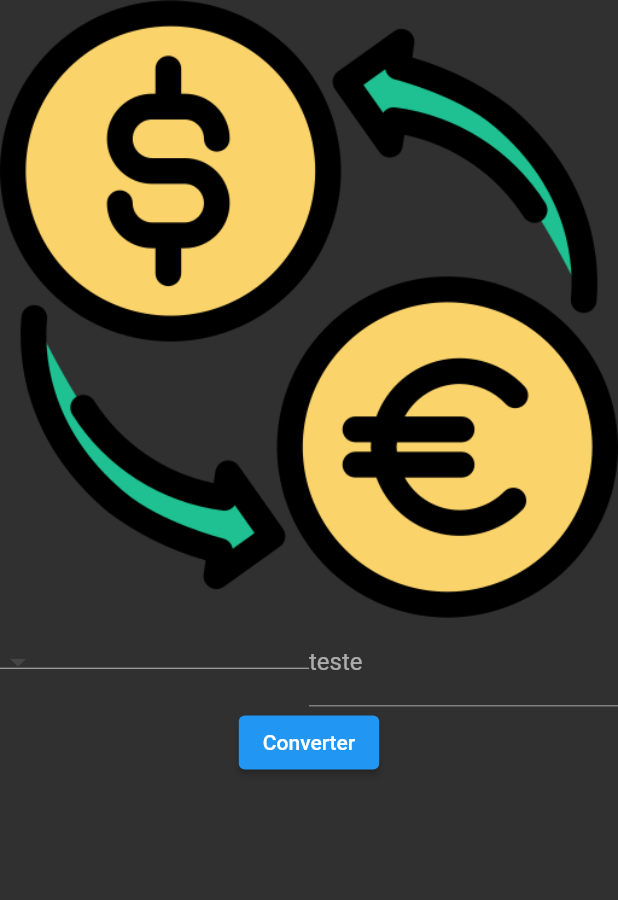
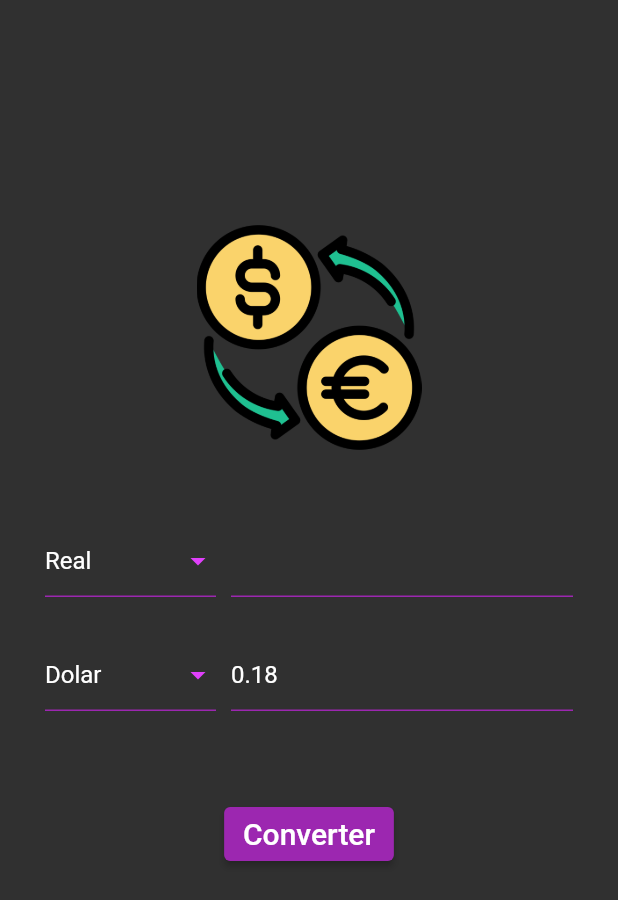
Before and after one commit to Brunoazzireluto/currency_converter, a Flutter app: the screen it shows after launch, after a tap on "Converter", on a phone screen of 412 x 824 dp. Shown: the top 900 px of the screen. Run offline on Flutter 3.47's test engine with Material 2 defaults, Android fonts, the phone set to English and light mode, and no system bars; Roboto replaces fonts that are missing (Yeon Sung).

Commit message:
adding control model and finalizing APP

```diff
--- /dev/null
+++ b/lib/app/components/currenty_line.dart
@@ -0,0 +1,49 @@
+import 'package:currency_converter/app/models/currency_model.dart';
+import 'package:flutter/material.dart';
+
+class CurrencyBox extends StatelessWidget {
+
+  final List<CurrencyModel> items;
+  final CurrencyModel selectedItem;
+  final TextEditingController controller;
+  final void Function(CurrencyModel ?)? onChanged;
+
+  const CurrencyBox({Key? key, required this.items,  required this.controller, required this.onChanged, required this.selectedItem}) : super(key: key);
+
+  @override
+  Widget build(BuildContext context) {
+    return Row(
+              crossAxisAlignment: CrossAxisAlignment.start,
+              children: [
+                Expanded(
+                  flex: 1,
+                  child: SizedBox(
+                    height: 56,
+                    child: DropdownButton<CurrencyModel>(
+                      value: selectedItem,
+                      isExpanded: true,
+                      iconEnabledColor: Colors.purpleAccent,
+                      underline: Container(height: 1, color: Colors.purple,) ,
+                      items: items.map((e) =>
+                        DropdownMenuItem(
+                          value: e,
+                          child: Text(e.name))).toList(),
+                      onChanged: onChanged,
+                    ),
+                  ),
+                ),
+                SizedBox(width: 10,),
+                Expanded(
+                  flex: 2,
+                  child: TextField(
+                    controller: controller,
+                    keyboardType: TextInputType.number,
+                    decoration: InputDecoration(
+                      enabledBorder: UnderlineInputBorder(borderSide: BorderSide(color: Colors.purple)),
+                    ),
+                  ),
+                ),
+              ],
+            );
+  }
+}
--- /dev/null
+++ b/lib/app/controllers/home_controller.dart
@@ -0,0 +1,40 @@
+import 'package:currency_converter/app/models/currency_model.dart';
+import 'package:flutter/widgets.dart';
+
+class HomeController {
+  late List<CurrencyModel> currencies;
+  final TextEditingController toText;
+  final TextEditingController fromText;
+  late CurrencyModel toCurrency;
+  late CurrencyModel fromCurrency;
+
+  HomeController({required this.toText, required this.fromText}){
+    currencies = CurrencyModel.getCurrencies();
+    toCurrency = currencies[0];
+    fromCurrency = currencies[1];
+  }
+
+  void convert (){
+    String text = toText.text;
+    double value = double.tryParse(text.replaceAll(',', '.')) ?? 1.0;
+    // ignore: unused_local_variable
+    double returnValue = 0;
+
+
+    if(fromCurrency.name == 'Real'){
+      returnValue = value * toCurrency.real;
+    } else if(fromCurrency.name == 'Dolar'){
+      returnValue = value * toCurrency.dolar;
+    } else if(fromCurrency.name == 'Euro'){
+      returnValue = value * toCurrency.euro;
+    } else if(fromCurrency.name == 'Bitcoin'){
+      returnValue = value * toCurrency.bitcoin;
+    } else if(fromCurrency.name == 'Iene'){
+      returnValue = value * toCurrency.iene;
+    }
+
+    fromText.text = returnValue.toStringAsFixed(2);
+  }
+
+
+}
--- a/lib/app/models/currency_model.dart
+++ b/lib/app/models/currency_model.dart
@@ -5,15 +5,17 @@ class CurrencyModel {
   final double dolar;
   final double euro;
   final double bitcoin;
+  final double iene;
 
-  CurrencyModel({required this.name, required this.real, required this.dolar, required this.euro, required this.bitcoin});
+  CurrencyModel({required this.name, required this.real, required this.dolar, required this.euro, required this.bitcoin, required this.iene});
 
   static List<CurrencyModel> getCurrencies() {
     return <CurrencyModel>[
-      CurrencyModel(name : 'Real', real: 1.0, dolar: 0.18 , euro: 0.16 , bitcoin: 0.0000030),
-      CurrencyModel(name: 'Dolar', real: 5.46 , dolar: 1.0 , euro: 0.86, bitcoin: 0.000016 ),
-      CurrencyModel(name: 'Euro', real: 6.33 , dolar: 1.16 , euro: 1.0, bitcoin:  0.000024 ),
-      CurrencyModel(name: 'Bitcoin', real: 336109.81 , dolar: 61559.70, euro: 53080.77, bitcoin: 1.0 ),
+      CurrencyModel(name : 'Real', real: 1.0, dolar: 0.18 , euro: 0.16 , bitcoin: 0.0000030, iene: 20.70 ),
+      CurrencyModel(name: 'Dolar', real: 5.46 , dolar: 1.0 , euro: 0.86, bitcoin: 0.000016, iene: 114.30  ),
+      CurrencyModel(name: 'Euro', real: 6.33 , dolar: 1.16 , euro: 1.0, bitcoin:  0.000024, iene: 132.72 ),
+      CurrencyModel(name: 'Bitcoin', real: 336109.81 , dolar: 61559.70, euro: 53080.77, bitcoin: 1.0, iene: 7011199.46 ),
+      CurrencyModel(name: 'Iene', real: 0.048 , dolar: 0.0087, euro: 0.0075, bitcoin: 0.00, iene:1.0 )
     ];
   }
 
--- a/lib/app/views/home_view.dart
+++ b/lib/app/views/home_view.dart
@@ -1,43 +1,73 @@
+import 'package:currency_converter/app/components/currenty_line.dart';
+import 'package:currency_converter/app/controllers/home_controller.dart';
 import 'package:flutter/material.dart';
 
 
-class HomeView extends StatelessWidget {
-  const HomeView({ Key? key }) : super(key: key);
+// ignore: use_key_in_widget_constructors
+class HomeView extends StatefulWidget {
+
+  @override
+  State<HomeView> createState() => _HomeViewState();
+}
+
+class _HomeViewState extends State<HomeView> {
+  final TextEditingController toText = TextEditingController();
+  final TextEditingController fromText = TextEditingController();
+  late HomeController homeController;
+
+  @override
+  void initState() {
+    super.initState();
+    homeController = HomeController(toText: toText, fromText: fromText);
+  }
 
   @override
   Widget build(BuildContext context) {
     return Scaffold(
-      body: SizedBox(
-        width: MediaQuery.of(context).size.width,
-        height: MediaQuery.of(context).size.height,
-        child: Column(
-          children: [
-            Image.asset('assets/images/icon.png'),
-            SizedBox(
-              width: MediaQuery.of(context).size.width,
-              child: Row(
+      body: SingleChildScrollView(
+        keyboardDismissBehavior: ScrollViewKeyboardDismissBehavior.onDrag,
+        child: SizedBox(
+          width: MediaQuery.of(context).size.width,
+          height: MediaQuery.of(context).size.height,
+          child: Padding(
+            padding: const EdgeInsets.only(top: 150, left: 30, right: 30, bottom: 20),
+            child:Column(
                 children: [
-                  Expanded(
-                    child: DropdownButton<String>(
-                      items: [],
-                      onChanged: (value) {},
-                    ),
+                  Image.asset('assets/images/icon.png', width: 150, height: 150,),
+                  SizedBox(height: 50,),
+                  CurrencyBox(
+                    selectedItem: homeController.toCurrency,
+                    items: homeController.currencies,
+                    controller: toText,
+                    onChanged: (model) {
+                      setState(() {
+                        homeController.toCurrency = model!;
+                      });
+                    },
                   ),
-                  Expanded(
-                    child: TextField(
-                      decoration: InputDecoration(labelText: 'teste'),
-                    ),
+                  SizedBox(height: 20,),
+                  CurrencyBox(
+                    selectedItem: homeController.fromCurrency,
+                    items: homeController.currencies,
+                    controller: fromText,
+                    onChanged: (model) {
+                      setState(() {
+                        homeController.fromCurrency = model!;
+                      });
+                    },
                   ),
+                  SizedBox(height: 50,),
+                  ElevatedButton(
+                    onPressed: (){
+                      homeController.convert();
+                    },
+                    child: Text('Converter')
+                  )
                 ],
               ),
             ),
-            ElevatedButton(
-              onPressed: (){},
-              child: Text('Converter')
-            )
-          ],
-        ),
+          ),
       ),
-    );
+      );
   }
 }
--- a/lib/main.dart
+++ b/lib/main.dart
@@ -16,7 +16,12 @@ class MyApp extends StatelessWidget {
       debugShowCheckedModeBanner: false,
       theme: ThemeData(
         brightness: Brightness.dark,
-        primaryColorDark: Colors.purple
+        primaryColor: Colors.purpleAccent,
+        primarySwatch: Colors.purple,
+        fontFamily: 'Yeon Sung',
+        textTheme:  const TextTheme(
+          button: TextStyle(fontSize: 20)
+        )
       ),
       home: HomeView(),
     );
--- a/pubspec.yaml
+++ b/pubspec.yaml
@@ -45,7 +45,12 @@ dev_dependencies:
   # package. See that file for information about deactivating specific lint
   # rules and activating additional ones.
   flutter_lints: ^1.0.0
+  flutter_launcher_icons: "^0.9.2"
 
+flutter_icons:
+  android: true
+  ios: true
+  image_path: "assets/images/icon.png"
 # For information on the generic Dart part of this file, see the
 # following page: https://dart.dev/tools/pub/pubspec
 
```
Also changed, not shown: pubspec.lock, 22 other files.
